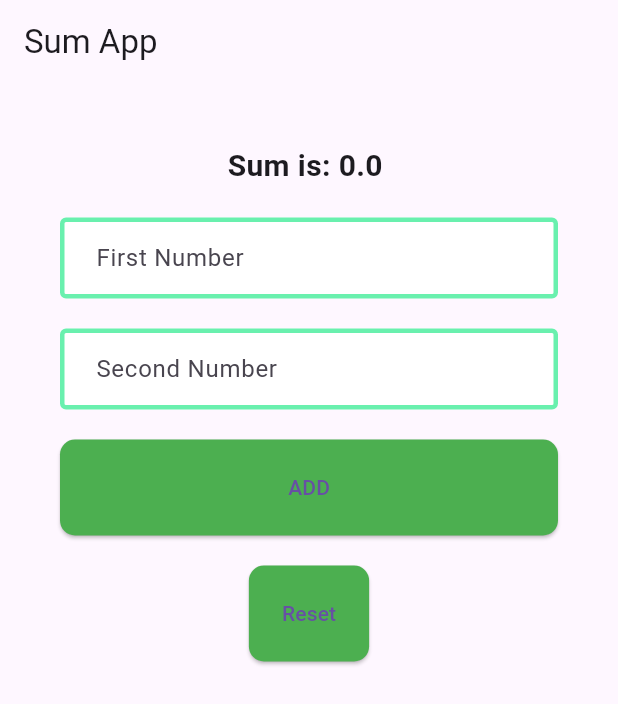
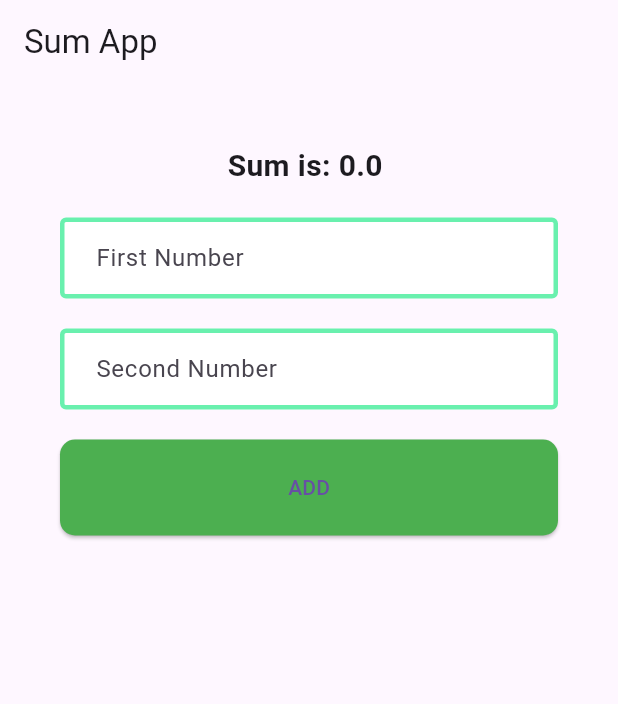
Before and after one commit to Ahmad61-6/simple_apps, a Flutter app: the screen it shows after launch, on a phone screen of 412 x 824 dp. Shown: the top 704 px of the screen. Run offline on Flutter 3.47's test engine with Material 3 defaults, Android fonts, the phone set to English and light mode, and no system bars.

Commit message:
--Sum App

```diff
--- a/lib/main.dart
+++ b/lib/main.dart
@@ -69,14 +69,7 @@ class _HomePageState extends State<HomePage> {
                     addAllNumber();
                     },
                     child: Text('ADD') ),
-
             ),
-            SizedBox(height: 20,),
-            ElevatedButton(
-              style: AppButton(),
-                onPressed: (){
-                addAllNumber();
-                }, child: Text("Reset"))
           ],
         ),
       ),
```
